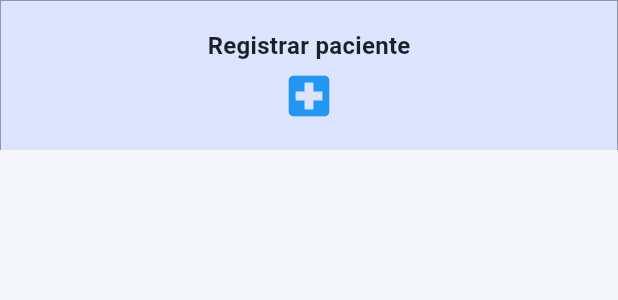
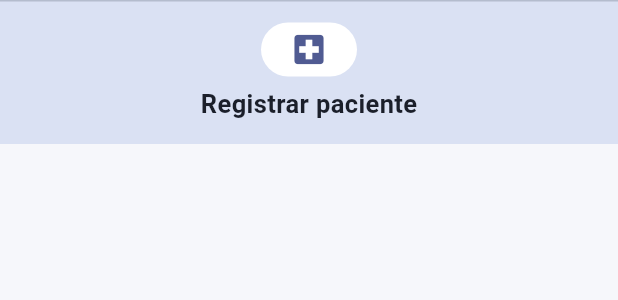
Before and after one commit to Helenan/TFM-2627-Aplicacion-Urgencias-frontend, a Flutter app: the BottomNavbar widget shown alone on an empty page, opened directly, on a phone screen of 412 x 824 dp. Shown: the top 300 px of the screen. Run offline on Flutter 3.47's test engine with Material 3 defaults, Android fonts, the phone set to English and light mode, and no system bars; our stand-ins replace another_flushbar, cloud_firestore, cloud_functions, firebase_auth, firebase_core, flutter_dotenv and 1 more; accounts and stored records are empty; generated files the repository leaves out were written again.

Commit message:
Add navbar and change colors

```diff
--- a/lib/app/theme/colors.dart
+++ b/lib/app/theme/colors.dart
@@ -7,7 +7,8 @@ class AppColors {
   static const componentBackground = Color(0xFFFFFFFF);
   static const borderColor = Color(0xFFE1E5EE);
 
-  static const navBarBackground = Color(0xFFDDE4FD);
+  static const navBarBackground = Color(0xFFDAE1F3);
+  static const navBarBorder = Color(0xFFB4BCCD);
 
   static const textColor = Color(0xFF1B1F2A);
   static const textColorSelected = Color(0xFF000000);
--- a/lib/app/theme/theme.dart
+++ b/lib/app/theme/theme.dart
@@ -58,7 +58,7 @@ class AppTheme {
       labelTextStyle: WidgetStateProperty.resolveWith((states) {
         if (states.contains(WidgetState.disabled)) {
           return const TextStyle(
-            fontSize: 16,
+            fontSize: 17,
             fontWeight: FontWeight.w500,
             color: AppColors.textColorDisabled,
           );
@@ -66,7 +66,7 @@ class AppTheme {
 
         if (states.contains(WidgetState.selected)) {
           return const TextStyle(
-            fontSize: 16,
+            fontSize: 17,
             fontWeight: FontWeight.w700,
             letterSpacing: 0.3,
             color: AppColors.textColorSelected,
@@ -74,9 +74,8 @@ class AppTheme {
         }
 
         return const TextStyle(
-          fontSize: 16,
+          fontSize: 17,
           fontWeight: FontWeight.w600,
-          letterSpacing: 0.2,
           color: AppColors.textColor,
         );
       }),
--- a/lib/features/home/home_page.dart
+++ b/lib/features/home/home_page.dart
@@ -80,8 +80,16 @@ class _HomePageState extends State<HomePage> {
               const Divider(height: 1),
               if (_isDoctor)
                 ListTile(
-                  leading: const Icon(Icons.local_hospital, color: Colors.blue),
-                  title: const Text('Registrar paciente'),
+                  minTileHeight: 64,
+                  leading: Icon(
+                    Icons.local_hospital,
+                    size: 27,
+                    color: Theme.of(context).colorScheme.primary,
+                  ),
+                  title: const Text(
+                    'Registrar paciente',
+                    style: TextStyle(fontSize: 17),
+                  ),
                   onTap: () {
                     Navigator.pop(context); // close the drawer
                     Navigator.pushNamed(context, AppRoutes.register);
@@ -95,11 +103,7 @@ class _HomePageState extends State<HomePage> {
           ? BottomNavbar(
               entries: [
                 NavEntry(
-                  icon: const Icon(
-                    Icons.local_hospital,
-                    color: Colors.blue,
-                    size: 36,
-                  ),
+                  icon: const Icon(Icons.local_hospital),
                   label: 'Registrar paciente',
                   onTap: (context) =>
                       Navigator.pushNamed(context, AppRoutes.register),
--- a/lib/utils/bottom_navbar.dart
+++ b/lib/utils/bottom_navbar.dart
@@ -1,12 +1,13 @@
 import 'package:flutter/material.dart';
 
+import '../app/theme/colors.dart';
 import 'nav_entry.dart';
 
 class BottomNavbar<T> extends StatelessWidget implements PreferredSizeWidget {
   final List<NavEntry> entries;
   final double height;
 
-  const BottomNavbar({super.key, required this.entries, this.height = 100});
+  const BottomNavbar({super.key, required this.entries, this.height = 96});
 
   @override
   Size get preferredSize => Size.fromHeight(height);
@@ -15,29 +16,24 @@ class BottomNavbar<T> extends StatelessWidget implements PreferredSizeWidget {
   Widget build(BuildContext context) {
     final navTheme = Theme.of(context).navigationBarTheme;
 
-    return Container(
-      height: height,
+    return DecoratedBox(
+      decoration: BoxDecoration(
         color: navTheme.backgroundColor,
+        border: const Border(top: BorderSide(color: AppColors.navBarBorder)),
+      ),
+      child: Material(
+        type: MaterialType.transparency,
         child: MediaQuery.removeViewInsets(
           context: context,
           removeBottom: true,
           child: SafeArea(
+            top: false,
+            child: SizedBox(
+              height: height,
               child: Row(
-            children: [
-              for (final entry in entries)
-                Expanded(
-                  child: Container(
-                    decoration: const BoxDecoration(
-                      border: Border(
-                        top: BorderSide(color: Colors.black45, width: 0.5),
-                        left: BorderSide(color: Colors.black45, width: 0.5),
-                        right: BorderSide(color: Colors.black45, width: 0.5),
+                children: [for (final entry in entries) Expanded(child: entry)],
               ),
             ),
-                    child: entry,
-                  ),
-                ),
-            ],
           ),
         ),
       ),
--- a/lib/utils/nav_entry.dart
+++ b/lib/utils/nav_entry.dart
@@ -1,4 +1,6 @@
 import 'package:flutter/material.dart';
+
+import '../app/theme/colors.dart';
 
 class NavEntry extends StatelessWidget {
   final Icon icon;
@@ -9,26 +11,44 @@ class NavEntry extends StatelessWidget {
 
   @override
   Widget build(BuildContext context) {
-    final navTheme = Theme.of(context).navigationBarTheme;
+    final theme = Theme.of(context);
+    final navTheme = theme.navigationBarTheme;
     final labelStyle =
         navTheme.labelTextStyle?.resolve({}) ?? const TextStyle();
 
     return InkWell(
+      borderRadius: BorderRadius.circular(24),
       onTap: () async {
         if (onTap != null) {
           await onTap!(context);
         }
       },
-      child: Center(
-        child: Column(
-          mainAxisAlignment: MainAxisAlignment.center,
-          children: [
-            if (label != null) Text(label!, style: labelStyle),
-            const SizedBox(height: 4),
-
-            icon,
+      child: Column(
+        mainAxisAlignment: MainAxisAlignment.center,
+        children: [
+          Container(
+            width: 64,
+            height: 36,
+            alignment: Alignment.center,
+            decoration: ShapeDecoration(
+              color: AppColors.componentBackground,
+              shape: const StadiumBorder(),
+            ),
+            child: IconTheme.merge(
+              data: IconThemeData(size: 26, color: theme.colorScheme.primary),
+              child: icon,
+            ),
+          ),
+          if (label != null) ...[
+            const SizedBox(height: 6),
+            Text(
+              label!,
+              maxLines: 1,
+              overflow: TextOverflow.ellipsis,
+              style: labelStyle,
+            ),
           ],
-        ),
+        ],
       ),
     );
   }
```
Lines whose indentation alone changed are shown as unchanged.
